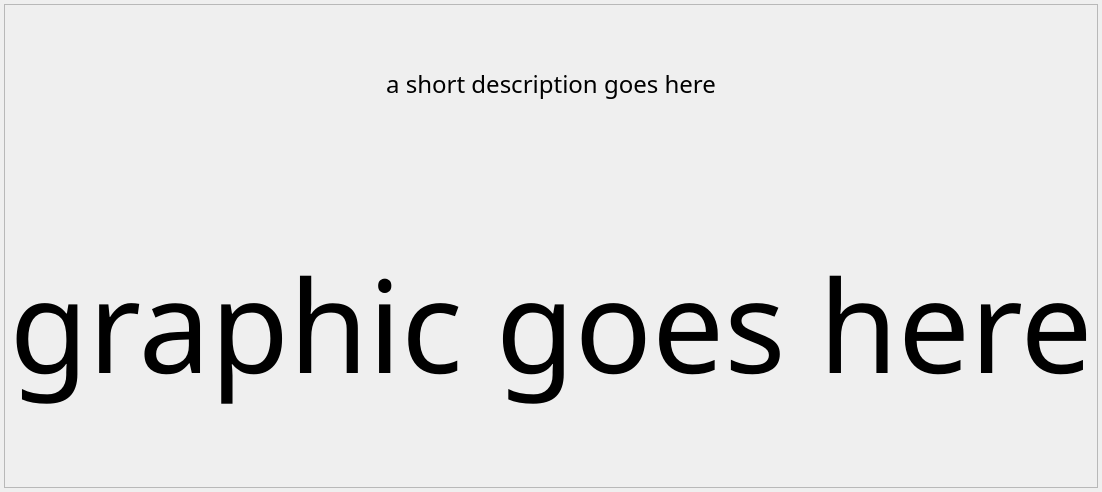
First picture: the form in UIs/measurement.ui, repository peterMysliwy/Py_By, before the edit.
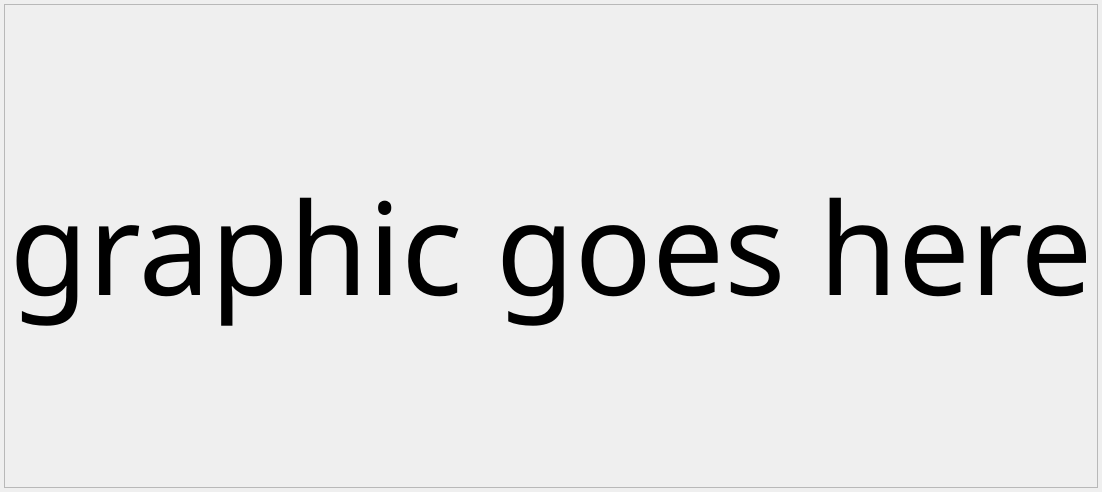
Second picture: the form after the edit.

What changed in the file:
```diff
--- a/UIs/measurement.ui
+++ b/UIs/measurement.ui
@@ -6,7 +6,7 @@
    <rect>
     <x>0</x>
     <y>0</y>
-    <width>826</width>
+    <width>1042</width>
     <height>492</height>
    </rect>
   </property>
@@ -47,31 +47,6 @@
       <property name="bottomMargin">
        <number>4</number>
       </property>
-      <item>
-       <widget class="QLabel" name="description">
-        <property name="minimumSize">
-         <size>
-          <width>0</width>
-          <height>150</height>
-         </size>
-        </property>
-        <property name="maximumSize">
-         <size>
-          <width>16777215</width>
-          <height>150</height>
-         </size>
-        </property>
-        <property name="font">
-         <font>
-          <family>Academy Engraved LET</family>
-          <pointsize>18</pointsize>
-         </font>
-        </property>
-        <property name="text">
-         <string>&lt;html&gt;&lt;head/&gt;&lt;body&gt;&lt;p align=&quot;center&quot;&gt;&lt;span style=&quot; font-size:18pt;&quot;&gt;a short description goes here&lt;/span&gt;&lt;/p&gt;&lt;/body&gt;&lt;/html&gt;</string>
-        </property>
-       </widget>
-      </item>
       <item>
        <widget class="QLabel" name="label">
         <property name="font">
```
